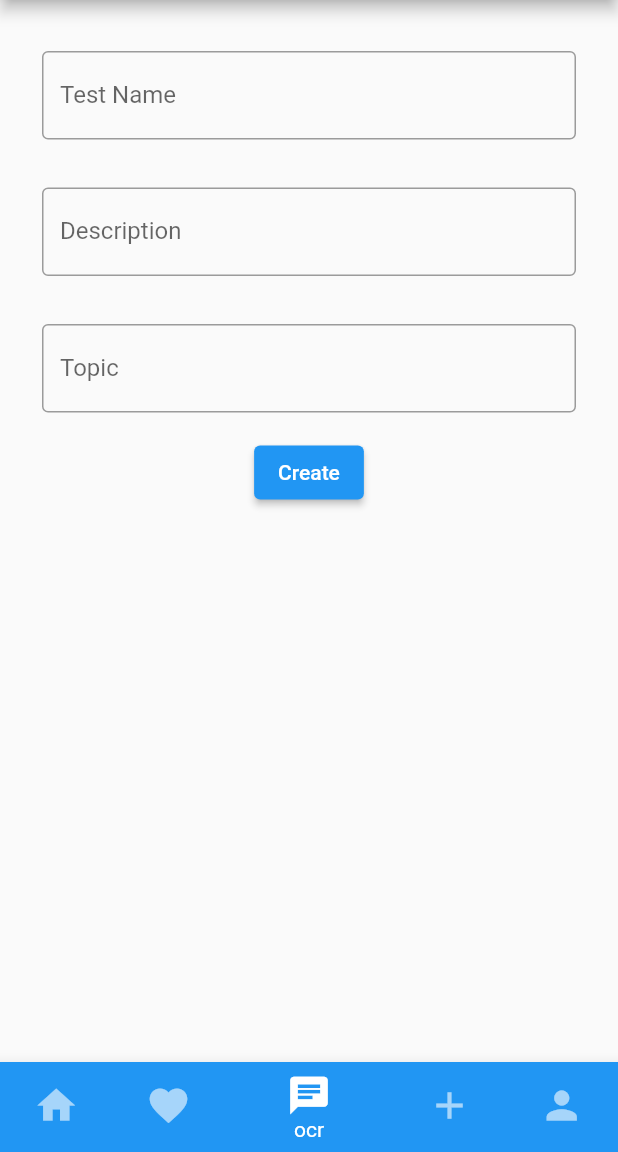
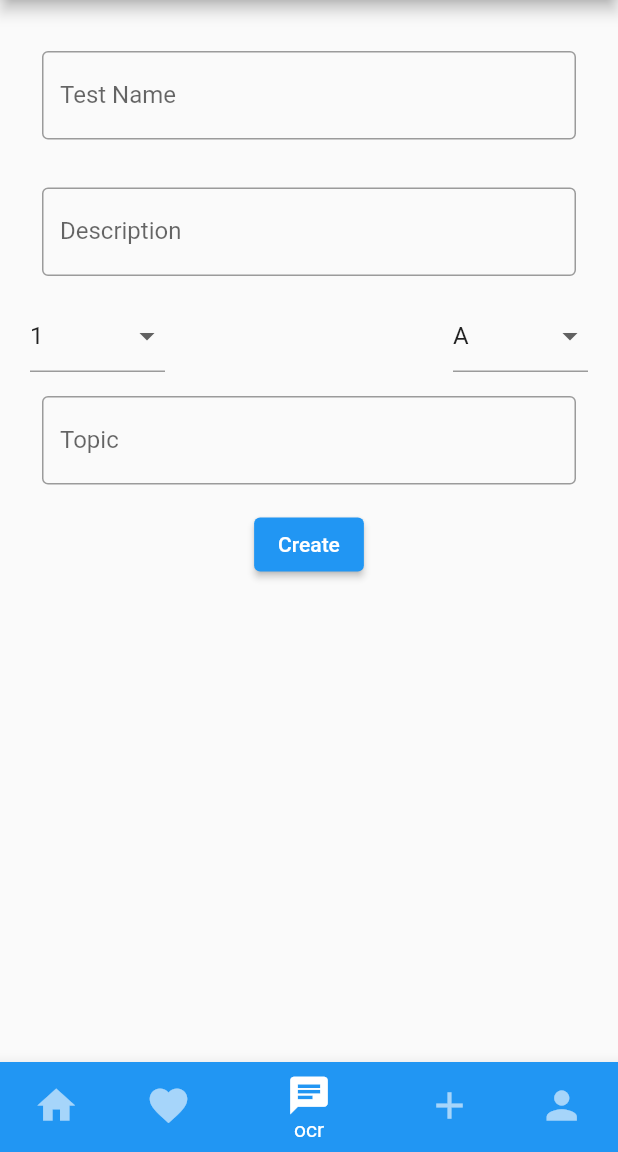
Before and after one commit to SmartShala/SmartShala_frontend-Flutter-, a Flutter app: the screen it shows after launch, item 3 of the bottom bar chosen, on a phone screen of 412 x 824 dp, the part 84-1236 px from its top. Run offline on Flutter 3.47's test engine with Material 2 defaults, Android fonts, the phone set to English and light mode, and no system bars; our stand-ins replace animated_splash_screen, image_picker.

Commit message:
feature: add year and section dropdowns todo: add year and section label to dropdowns fixme: broke page transition to test creation page, create button gives error

```diff
--- a/smart_shala/lib/addtest.dart
+++ b/smart_shala/lib/addtest.dart
@@ -10,6 +10,9 @@ class TestDetails extends StatefulWidget {
 
 class _TestDetailsState extends State<TestDetails> {
   final _formkey = GlobalKey<FormState>();
+  int? year = 1;
+  String? section = 'A';
+
   // Function nameOnSaved (value) => ;
   @override
   Widget build(BuildContext context) {
@@ -24,14 +27,56 @@ class _TestDetailsState extends State<TestDetails> {
             children: <Widget>[
               _getPaddedText('Test Name'),
               _getPaddedText('Description'),
+              Row(
+                mainAxisAlignment: MainAxisAlignment.spaceBetween,
+                children: [
+                  SizedBox(
+                    width: 90,
+                    child: DropdownButtonFormField<int>(
+                      value: year,
+                      items: [1, 2, 3, 4].map((int value) {
+                        return DropdownMenuItem<int>(
+                          value: value,
+                          child: Text(value.toString()),
+                        );
+                      }).toList(),
+                      onChanged: (value) {
+                        setState(() {
+                          year = value;
+                        });
+                      },
+                    ),
+                  ),
+                  SizedBox(
+                    width: 90,
+                    child: DropdownButtonFormField<String>(
+                      value: section,
+                      items: ['A', 'B', 'C', 'D'].map((value) {
+                        return DropdownMenuItem<String>(
+                          value: value,
+                          child: Text(value),
+                        );
+                      }).toList(),
+                      onChanged: (value) {
+                        setState(() {
+                          section = value;
+                        });
+                      },
+                    ),
+                  ),
+                ],
+              ),
               _getPaddedText('Topic'),
-              ElevatedButton(
-                onPressed: () {
-                  Navigator.of(context).push(MaterialPageRoute(
-                      builder: (BuildContext context) => TestCreationPage()));
-                  // TODO: Add data validation and store input data
-                },
-                child: const Text('Create'),
+              SizedBox(
+                child: ElevatedButton(
+                  onPressed: () {
+                    Navigator.of(context).push(MaterialPageRoute(
+                        builder: (BuildContext context) =>
+                            const TestCreationPage()));
+                    // TODO: Add data validation and store input data
+                  },
+                  child: const Text('Create'),
+                ),
               )
             ],
           ),
@@ -86,8 +131,8 @@ class _TestCreationPageState extends State<TestCreationPage> {
                   onPressed: () {
                     imageSelectorGallery();
                   },
-                  child: Text('Browse')),
-              DropdownButton<String>(
+                  child: const Text('Browse')),
+              DropdownButtonFormField<String>(
                 value: dropdownvalue,
                 items:
                     <String>['MultipleChoice', 'Checkbox'].map((String value) {
@@ -116,6 +161,6 @@ class _TestCreationPageState extends State<TestCreationPage> {
     // TODO: Use the image for upload
     setState(() {});
     ScaffoldMessenger.of(context)
-        .showSnackBar(SnackBar(content: Text('Image Selected')));
+        .showSnackBar(const SnackBar(content: Text('Image Selected')));
   }
 }
```
